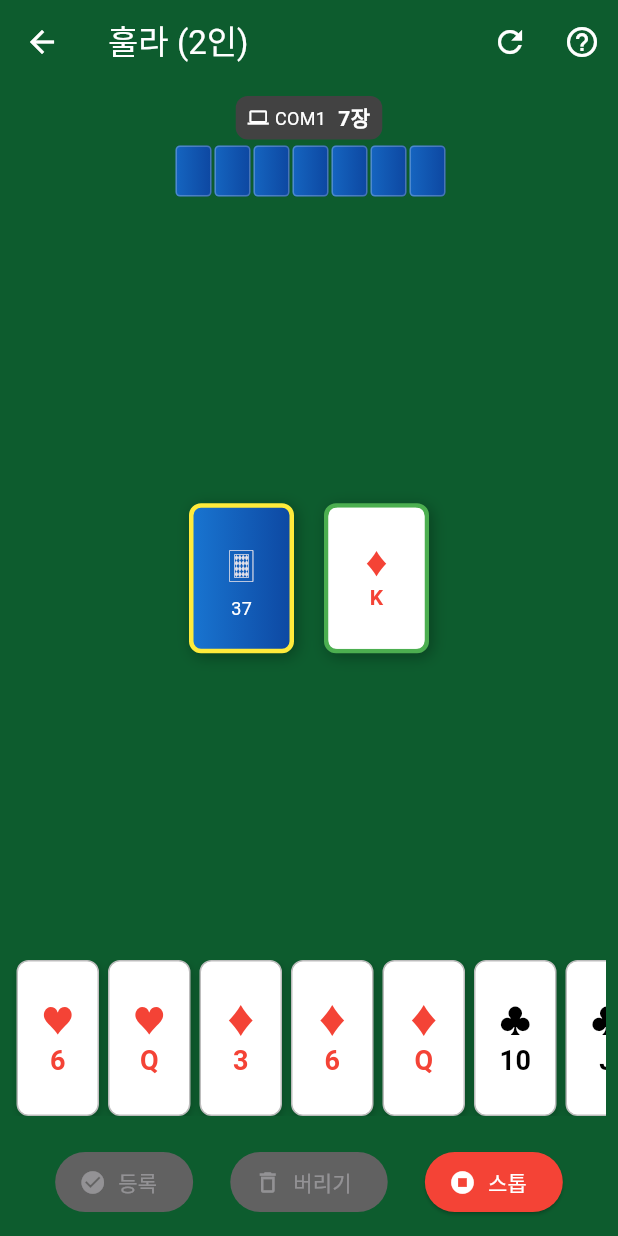
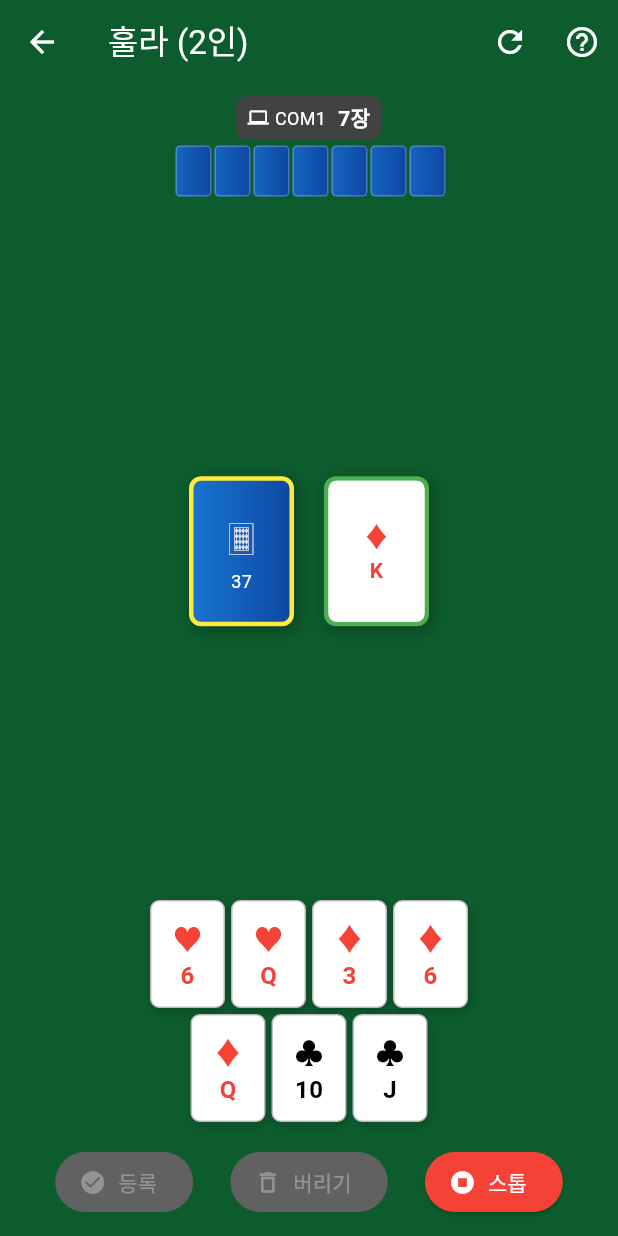
Before and after one commit to mhpark03/games, a Flutter app: the HulaScreen screen opened directly, on a phone screen of 412 x 824 dp. Run offline on Flutter 3.47's test engine with Material 3 defaults, Android fonts, the phone set to English and light mode, and no system bars; our stand-ins replace shared_preferences; accounts and stored records are empty.

Commit message:
훌라: 플레이어 카드 레이아웃 개선
- 세로 모드: 2줄 배치로 카드 파악 용이
- 가로 모드: 1줄 배치로 공간 효율화
- 가로 스크롤 유지

```diff
--- a/lib/games/hula/hula_screen.dart
+++ b/lib/games/hula/hula_screen.dart
@@ -1479,19 +1479,30 @@ class _HulaScreenState extends State<HulaScreen> with TickerProviderStateMixin {
   }
 
   Widget _buildPlayerHand(bool isLandscape) {
-    final cardWidth = isLandscape ? 40.0 : 55.0;
-    final cardHeight = isLandscape ? 58.0 : 80.0;
-    final containerHeight = isLandscape ? 75.0 : 120.0;
-    final symbolSize = isLandscape ? 16.0 : 22.0;
-    final rankSize = isLandscape ? 14.0 : 18.0;
-
-    return Container(
-      height: containerHeight,
-      padding: EdgeInsets.symmetric(horizontal: 8, vertical: isLandscape ? 4 : 8),
-      child: ListView.builder(
-        scrollDirection: Axis.horizontal,
-        itemCount: playerHand.length,
-        itemBuilder: (context, index) {
+    final cardWidth = isLandscape ? 40.0 : 50.0;
+    final cardHeight = isLandscape ? 58.0 : 72.0;
+    final symbolSize = isLandscape ? 16.0 : 20.0;
+    final rankSize = isLandscape ? 14.0 : 16.0;
+
+    // 세로 모드: 2줄, 가로 모드: 1줄
+    final int cardsPerRow = isLandscape
+        ? playerHand.length
+        : (playerHand.length / 2).ceil();
+
+    final List<int> row1 = List.generate(
+      cardsPerRow > playerHand.length ? playerHand.length : cardsPerRow,
+      (i) => i,
+    );
+    final List<int> row2 = isLandscape
+        ? []
+        : List.generate(
+            playerHand.length - cardsPerRow > 0
+                ? playerHand.length - cardsPerRow
+                : 0,
+            (i) => cardsPerRow + i,
+          );
+
+    Widget buildCard(int index) {
       final card = playerHand[index];
       final isSelected = selectedCardIndices.contains(index);
 
@@ -1499,13 +1510,14 @@ class _HulaScreenState extends State<HulaScreen> with TickerProviderStateMixin {
         onTap: () => _toggleCardSelection(index),
         child: AnimatedContainer(
           duration: const Duration(milliseconds: 150),
-              transform: Matrix4.translationValues(0, isSelected ? (isLandscape ? -8 : -15) : 0, 0),
-              margin: EdgeInsets.symmetric(horizontal: isLandscape ? 2 : 3),
+          transform: Matrix4.translationValues(
+              0, isSelected ? (isLandscape ? -8 : -10) : 0, 0),
+          margin: EdgeInsets.symmetric(horizontal: isLandscape ? 2 : 2),
           width: cardWidth,
           height: cardHeight,
           decoration: BoxDecoration(
             color: Colors.white,
-                borderRadius: BorderRadius.circular(isLandscape ? 6 : 8),
+            borderRadius: BorderRadius.circular(isLandscape ? 6 : 6),
             border: Border.all(
               color: isSelected ? Colors.amber : Colors.grey.shade400,
               width: isSelected ? 3 : 1,
@@ -1542,7 +1554,29 @@ class _HulaScreenState extends State<HulaScreen> with TickerProviderStateMixin {
           ),
         ),
       );
-        },
+    }
+
+    Widget buildCardRow(List<int> indices) {
+      return Row(
+        mainAxisSize: MainAxisSize.min,
+        children: indices.map((index) => buildCard(index)).toList(),
+      );
+    }
+
+    return Container(
+      padding: EdgeInsets.symmetric(horizontal: 8, vertical: isLandscape ? 4 : 4),
+      child: SingleChildScrollView(
+        scrollDirection: Axis.horizontal,
+        child: Column(
+          mainAxisSize: MainAxisSize.min,
+          children: [
+            buildCardRow(row1),
+            if (row2.isNotEmpty) ...[
+              const SizedBox(height: 4),
+              buildCardRow(row2),
+            ],
+          ],
+        ),
       ),
     );
   }
```
Lines whose indentation alone changed are shown as unchanged.
